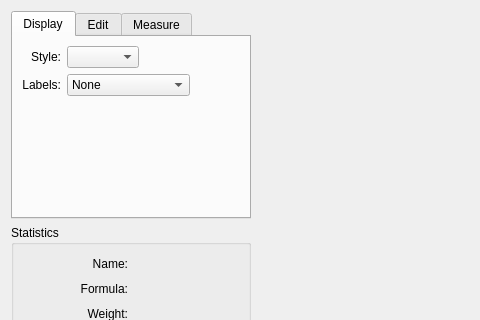
Above: src/tools/moleculeviewerwidget.ui from KDE/kalzium before the change; both pictures show x 0 to 480 and y 0 to 320 of the 800 by 520 pixel window. Below: the same form after it.
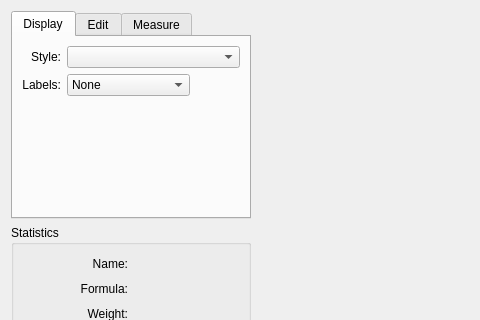
That is the form after the change. Custom widgets are drawn as their Qt base class.

Commit message: Correctly set and update rendering plugins

Patch:
```diff
--- a/src/tools/moleculeviewerwidget.ui
+++ b/src/tools/moleculeviewerwidget.ui
@@ -45,20 +45,7 @@
          <item row="0" column="1">
           <layout class="QHBoxLayout" name="horizontalLayout_5">
            <item>
-            <widget class="KComboBox" name="styleCombo"/>
-           </item>
-           <item>
-            <spacer name="horizontalSpacer_6">
-             <property name="orientation">
-              <enum>Qt::Horizontal</enum>
-             </property>
-             <property name="sizeHint" stdset="0">
-              <size>
-               <width>40</width>
-               <height>20</height>
-              </size>
-             </property>
-            </spacer>
+            <widget class="QComboBox" name="styleCombo"/>
            </item>
           </layout>
          </item>
```
The commit also changes 2 other files.
